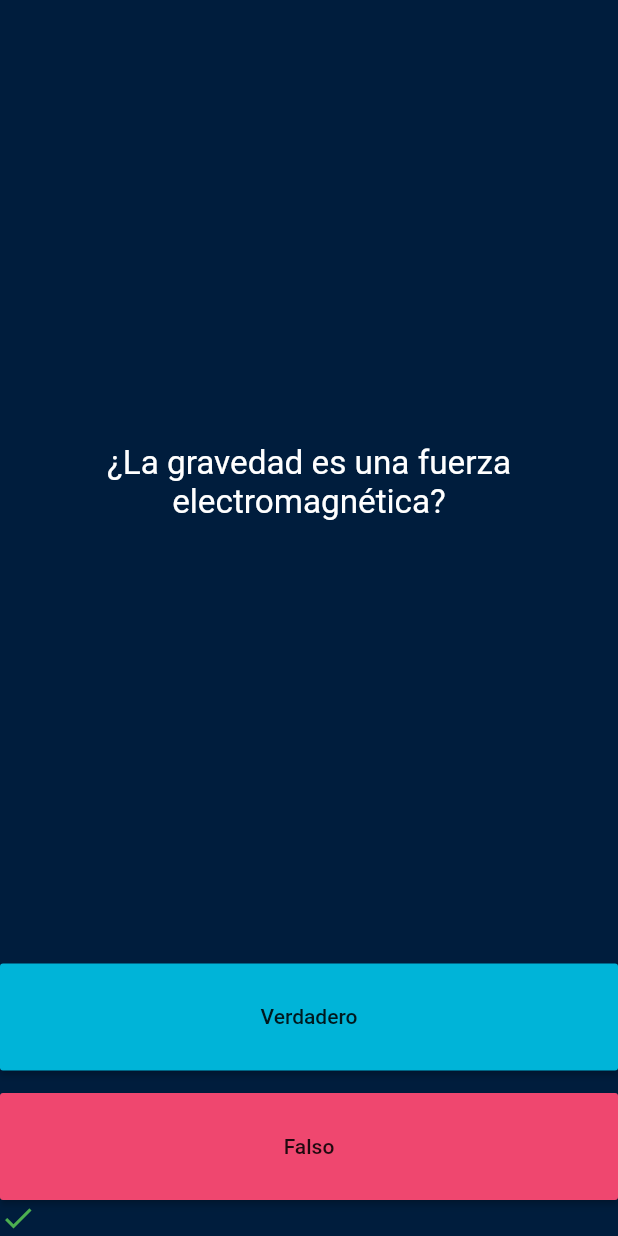
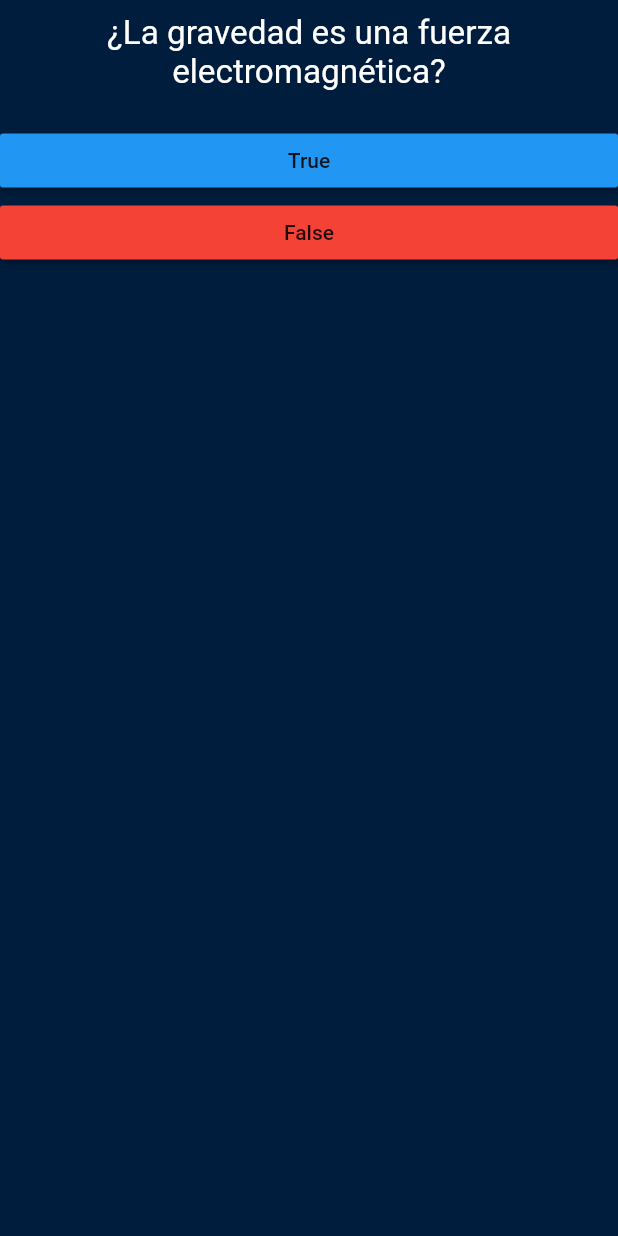
Before and after one commit to YerikAH/quizz-app, a Flutter app: the screen it shows after launch, on a phone screen of 412 x 824 dp. Run offline on Flutter 3.47's test engine with Material 2 defaults, Android fonts, the phone set to English and light mode, and no system bars.

Commit message:
add font, add widgets, order code

```diff
--- a/lib/home_page.dart
+++ b/lib/home_page.dart
@@ -1,5 +1,8 @@
 import 'package:flutter/material.dart';
+import 'package:quizz/class/add_icon.dart';
 import 'package:quizz/class/quizz_brain.dart';
+import 'package:quizz/widgets/buttons_widget.dart';
+import 'package:quizz/widgets/question_widget.dart';
 
 
 class HomePage  extends StatefulWidget {
@@ -10,77 +13,28 @@ class HomePage  extends StatefulWidget {
 
 class _HomePageState extends State<HomePage> {
   List<Widget> scoreKeep =  [
-    Icon(Icons.check, color: Colors.green,),
   ];
   QuizBrain user = QuizBrain();
+  AddIcon functions = AddIcon();
+  void addIcon(bool value){
+    setState(() {
+      bool resultCorrect = user.getQuestionAnswer();
+      functions.addIcon(resultCorrect, value, scoreKeep);
+    });
+  }
 
   @override
   Widget build(BuildContext context) {
     return Scaffold(
       backgroundColor: const Color(0xff001d3d),
-      body: Column(
-        mainAxisAlignment: MainAxisAlignment.center,
-        crossAxisAlignment: CrossAxisAlignment.stretch,
+      body: ListView(
         children:  [
-
-          Expanded(
-            flex: 9,
-            child: Center(
-              child: Padding(
-                padding: const EdgeInsets.all(8.0),
-                child: Text(
-                  user.getQuestionText(),
-                  textAlign: TextAlign.center,
-                  style: const TextStyle(fontSize: 22.2, color: Colors.white),
-
-                ),
-              )
-            ),
-          ),
-          Expanded(
-            child: MaterialButton(
-              onPressed: (){
-                setState(() {
-                  bool resultCorrect = user.getQuestionAnswer();
-                  if(resultCorrect == true){
-                    scoreKeep.add(
-                      const Icon(Icons.check, color: Colors.green,),
-                    );
-                  }else{
-                    scoreKeep.add(
-                      const Icon(Icons.close, color: Colors.red,),
-                    );
-                  }
-                });
-                user.nextQuestion();
-              },
-              color: const Color(0xff00b4d8),
-              child: const Text("Verdadero"),
-            )
-          ),
+          QuestionWidget(user: user),
 
           const SizedBox(height: 15.0,),
-          Expanded(
-            child: MaterialButton(
-              onPressed: (){
-                setState(() {
-                  bool resultCorrect = user.getQuestionAnswer();
-                  if(resultCorrect == false){
-                    scoreKeep.add(
-                      const Icon(Icons.check, color: Colors.green,),
-                    );
-                  }else{
-                    scoreKeep.add(
-                      const Icon(Icons.close, color: Colors.red,),
-                    );
-                  }
-                });
-                user.nextQuestion();
-              },
-              color:const Color(0xffef476f),
-              child:  const Text("Falso"),
-            )
-          ),
+          ButtonsWidget(colorButton: Colors.blue, textButton: "True", addIcon: addIcon, valueCompare: true,),
+          ButtonsWidget(colorButton: Colors.red, textButton: "False", addIcon: addIcon, valueCompare: false),
+
           Row(
             children: scoreKeep
           )
--- /dev/null
+++ b/lib/widgets/buttons_widget.dart
@@ -0,0 +1,22 @@
+import 'package:flutter/material.dart';
+
+class ButtonsWidget extends StatelessWidget {
+  final Color colorButton;
+  final String textButton;
+  final Function addIcon;
+  final bool valueCompare;
+  const ButtonsWidget({Key? key, required this.colorButton, required this.textButton, required this.addIcon, required this.valueCompare}) : super(key: key);
+
+  @override
+  Widget build(BuildContext context) {
+    return  Container(
+    child: MaterialButton(
+      onPressed: (){
+        addIcon(valueCompare);
+      },
+      color: colorButton,
+      child: Text(textButton),
+    )
+    );
+  }
+}
--- a/lib/widgets/question_widget.dart
+++ b/lib/widgets/question_widget.dart
@@ -1,15 +1,21 @@
 import 'package:flutter/material.dart';
+import 'package:quizz/class/quizz_brain.dart';
 
 class QuestionWidget  extends StatelessWidget {
-
-  const QuestionWidget ({Key? key}) : super(key: key);
+  final QuizBrain user;
+  const QuestionWidget ({Key? key, required this.user}) : super(key: key);
 
   @override
   Widget build(BuildContext context) {
-    return const Scaffold(
-      body: Center(
-         child: Text('QuestionWidget '),
-      ),
+    return Center(
+      child: Padding(
+        padding: const EdgeInsets.all(8.0),
+        child: Text(
+          user.getQuestionText(),
+          textAlign: TextAlign.center,
+          style: const TextStyle(fontSize: 22.2, color: Colors.white),
+        ),
+      )
     );
   }
 }
```
Also changed, not shown: lib/class/add_icon.dart (added, +15 -0 lines), assets/fonts/OpenSans-Bold.ttf (added), assets/fonts/OpenSans-ExtraBold.ttf (added), assets/fonts/OpenSans-Italic.ttf (added), assets/fonts/OpenSans-Light.ttf (added), assets/fonts/OpenSans-Medium.ttf (added), assets/fonts/OpenSans-Regular.ttf (added), assets/fonts/OpenSans-SemiBold.ttf (added).
